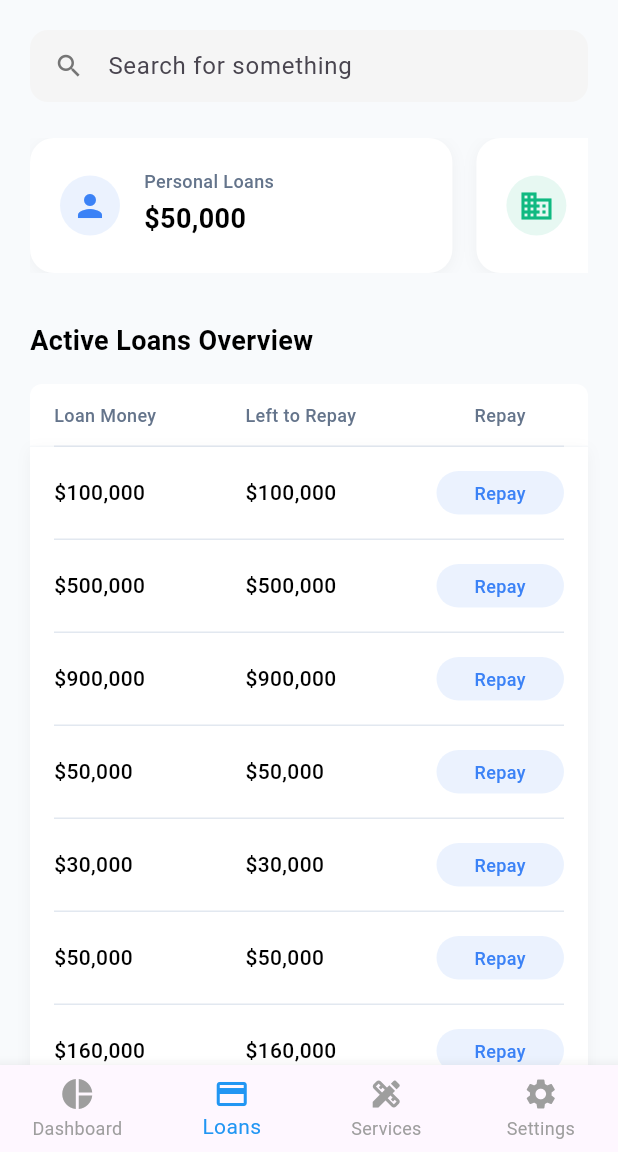
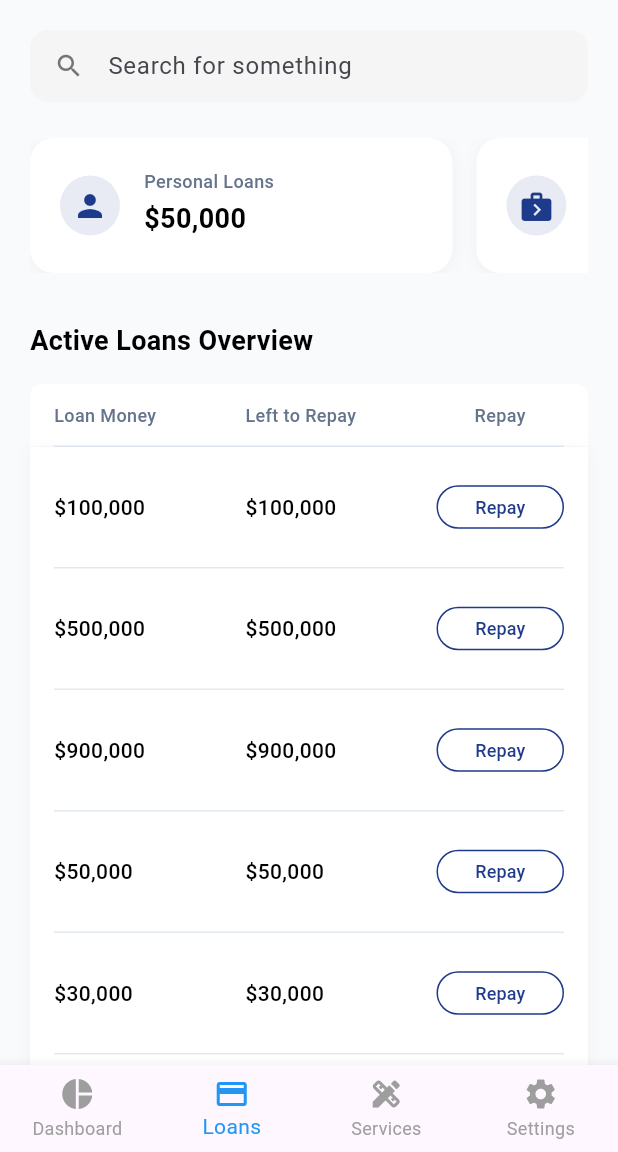
Before and after one commit to ayesh156/flutter_bank_app, a Flutter app: the screen it shows after launch, item 2 of the bottom bar chosen, on a phone screen of 412 x 824 dp, the part 84-1236 px from its top. Run offline on Flutter 3.47's test engine with Material 3 defaults, Android fonts, the phone set to English and light mode, and no system bars; our stand-ins replace pie_chart; network calls fail; Roboto replaces fonts that are missing (SF Pro Display).

Commit message:
Updated the Loans screen

```diff
--- a/lib/components/repay_button.dart
+++ b/lib/components/repay_button.dart
@@ -1,24 +1,30 @@
 import 'package:flutter/material.dart';
 
 class RepayButton extends StatelessWidget {
-  const RepayButton({super.key});
+  final VoidCallback? onPressed;
+
+  const RepayButton({super.key, this.onPressed});
 
   @override
   Widget build(BuildContext context) {
-    return Container(
-      padding: EdgeInsets.symmetric(horizontal: 16, vertical: 6),
-      decoration: BoxDecoration(
-        color: Color(0xFF3B82F6).withValues(alpha: 0.1),
-        borderRadius: BorderRadius.circular(20),
+    return TextButton(
+      style: TextButton.styleFrom(
+        padding: const EdgeInsets.symmetric(horizontal: 16, vertical: 6),
+        minimumSize: const Size(0, 28),
+        backgroundColor: Colors.white,
+        shape: RoundedRectangleBorder(
+          borderRadius: BorderRadius.circular(20),
+          side: const BorderSide(color: Color(0xFF1E3A8A), width: 1),
+        ),
       ),
-      child: Text(
+      onPressed: onPressed ?? () {},
+      child: const Text(
         'Repay',
         style: TextStyle(
           fontSize: 12,
           fontWeight: FontWeight.w500,
-          color: Color(0xFF3B82F6),
+          color: Color(0xFF1E3A8A),
         ),
-        textAlign: TextAlign.center,
       ),
     );
   }
--- a/lib/screens/dashboard.dart
+++ b/lib/screens/dashboard.dart
@@ -5,7 +5,7 @@ import '../components/pie_chart.dart';
 import '../components/search_bar.dart';
 import '../widgets/app_bar.dart';
 import '../widgets/app_drawer.dart';
-import '../widgets/legend_item.dart';
+import '../components/legend_item.dart';
 
 class CreditCardsScreen extends StatelessWidget {
   const CreditCardsScreen({super.key});
--- a/lib/widgets/summary_section.dart
+++ b/lib/widgets/summary_section.dart
@@ -15,13 +15,13 @@ class SummarySection extends StatelessWidget {
         children: [
             LoanSummaryCard(
             icon: Icons.person,
-            iconColor: Color(0xFF3B82F6),
+            iconColor: Color(0xFF1E3A8A),
             title: 'Personal Loans',
             amount: '\$50,000',
           ),
           LoanSummaryCard(
-            icon: Icons.business,
-            iconColor: Color(0xFF10B981),
+            icon: Icons.next_week,
+            iconColor: Color(0xFF1E3A8A),
             title: 'Corporate Loans',
             amount: '\$100,000',
           ),
```
Also changed, not shown: lib/components/legend_item.dart (renamed from lib/widgets/legend_item.dart).
